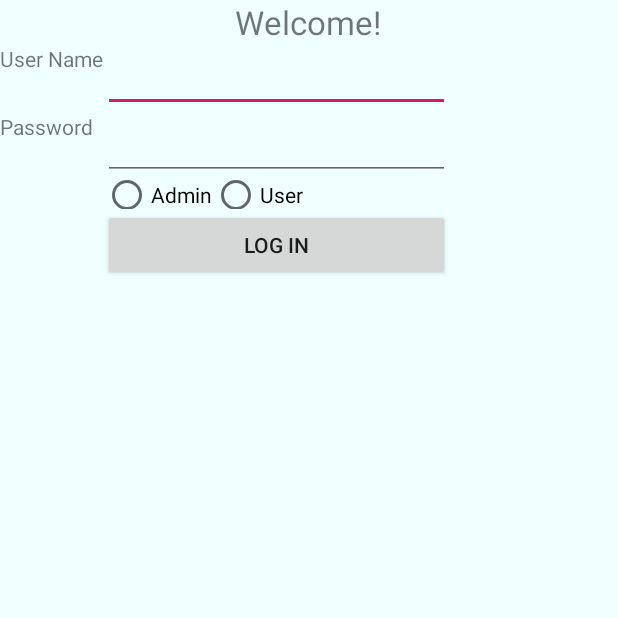
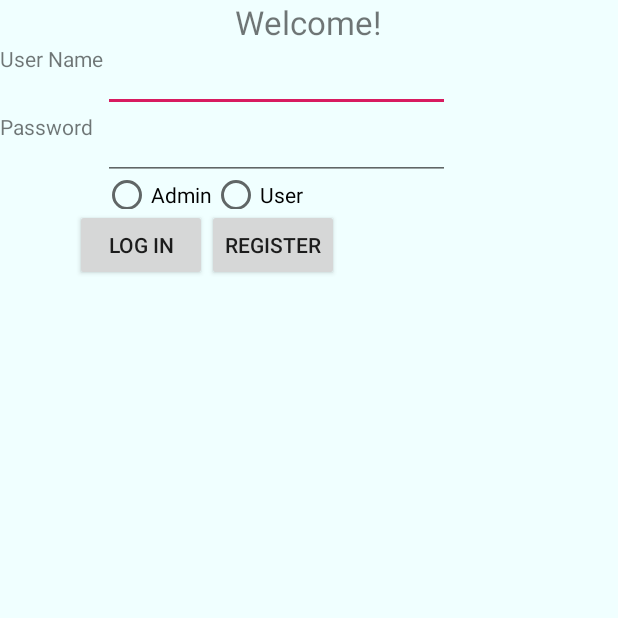
Before and after one commit to Leneeceel/PlantplantApp, an Android app: the screen it shows after launch (MainActivity), on a phone screen of 412 x 824 dp, the top half of it. Run offline under Robolectric (Android 15) with nearby library versions, the light colour scheme and no system bars; 2 statements that could not run were skipped.

Commit message:
20190325

```diff
--- a/app/src/main/AndroidManifest.xml
+++ b/app/src/main/AndroidManifest.xml
@@ -9,6 +9,7 @@
         android:roundIcon="@mipmap/ic_launcher_round"
         android:supportsRtl="true"
         android:theme="@style/AppTheme">
+        <activity android:name=".Register"></activity>
         <activity android:name=".MainActivity">
             <intent-filter>
                 <action android:name="android.intent.action.MAIN" />
--- a/app/src/main/java/com/plantplantplantplants/plantplantapp/MainActivity.java
+++ b/app/src/main/java/com/plantplantplantplants/plantplantapp/MainActivity.java
@@ -1,8 +1,12 @@
 package com.plantplantplantplants.plantplantapp;
 
 import android.app.Activity;
+import android.content.Intent;
 import android.support.v7.app.AppCompatActivity;
 import android.os.Bundle;
+import android.view.View;
+import android.widget.EditText;
+import android.widget.Toast;
 
 public class MainActivity extends Activity
 {
@@ -40,6 +44,12 @@ public class MainActivity extends Activity
                     " total double,"+
                     " quantity integer);"};
 
+    EditText edtUserName,
+            edtPassword;
+
+    String userName,
+            password;
+
     @Override
     protected void onCreate(Bundle savedInstanceState)
     {
@@ -50,4 +60,36 @@ public class MainActivity extends Activity
         setContentView(R.layout.activity_main);
     }
 
+    public void btnLogIn(View v)
+    {
+        userName = edtUserName.getText().toString();
+        password = edtPassword.getText().toString();
+
+        if (dbManager.logInValidation(userName, password))
+        {
+            messageDisplay("Login Successful.");
+        }
+        else
+        {
+            messageDisplay("Login Failed.");
+        }
+
+    }
+
+    public void btnRegister(View v)
+    {
+        Intent i = new Intent(MainActivity.this, Register.class);
+        startActivity(i);
+    }
+
+    //Display a parameter value as a toast message
+    void messageDisplay(String st)
+    {
+        Toast toast = Toast.makeText(getApplicationContext(),
+                st,
+                Toast.LENGTH_LONG);
+        toast.show();
+    }
+
+
 }
--- a/app/src/main/res/layout/activity_main.xml
+++ b/app/src/main/res/layout/activity_main.xml
@@ -32,6 +32,7 @@
                 android:text="@string/userName" />
 
             <EditText
+                android:id="@+id/edtUserName"
                 android:layout_width="match_parent"
                 android:layout_height="match_parent"
                 android:inputType="text"/>
@@ -46,6 +47,7 @@
                 android:text="@string/password"/>
 
             <EditText
+                android:id="@+id/edtPassword"
                 android:layout_width="match_parent"
                 android:layout_height="match_parent"
                 android:inputType="textPassword"/>
@@ -70,16 +72,23 @@
                     android:text="@string/user" />
             </RadioGroup>
         </TableRow>
-
-        <TableRow>
-            <TextView />
-            <Button
-                android:id="@+id/btnLogIn"
-                android:layout_width="wrap_content"
-                android:layout_height="wrap_content"
-                android:text="@string/logIn"/>
-        </TableRow>
     </TableLayout>
 
+    <Button
+        android:id="@+id/btnLogIn"
+        android:layout_width="wrap_content"
+        android:layout_height="wrap_content"
+        android:text="@string/logIn"
+        android:layout_below="@id/latTableLayout"
+        android:layout_marginStart="@dimen/dp50"
+        android:onClick="btnLogIn"/>
+    <Button
+        android:id="@+id/btnRegister"
+        android:layout_width="wrap_content"
+        android:layout_height="wrap_content"
+        android:text="@string/register"
+        android:layout_toEndOf="@id/btnLogIn"
+        android:layout_alignTop="@id/btnLogIn"
+        android:onClick="btnRegister"/>
 
 </RelativeLayout>
--- a/app/src/main/res/values/strings.xml
+++ b/app/src/main/res/values/strings.xml
@@ -7,4 +7,6 @@
     <string name="admin">Admin</string>
     <string name="user">User</string>
     <string name="logIn">Log In</string>
+    <string name="register">Register</string>
+    <string name="registration">Registration</string>
 </resources>
```
Also changed, not shown: app/src/main/java/com/plantplantplantplants/plantplantapp/DatabaseManager.java (+9 -6 lines), app/src/main/java/com/plantplantplantplants/plantplantapp/Register.java (added, +22 -0 lines), app/src/main/res/layout/activity_register.xml (added, +24 -0 lines).
